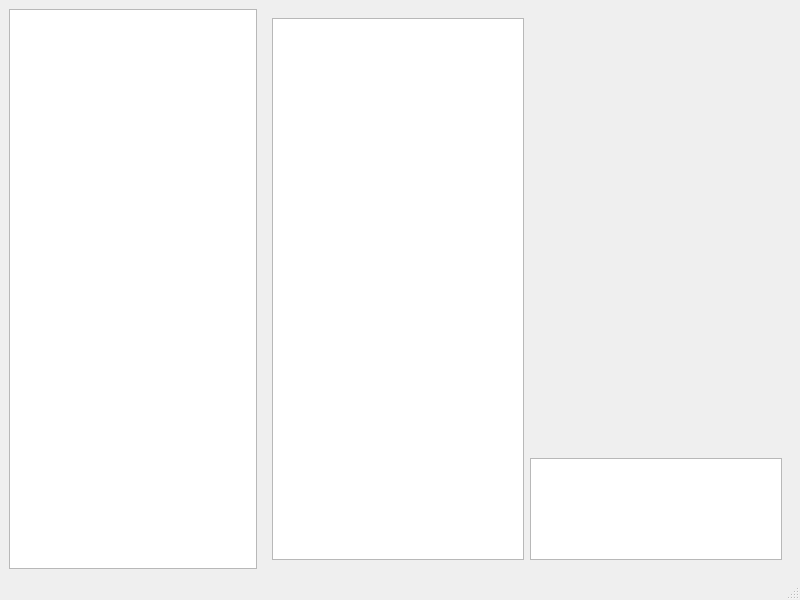
Above: modmanager/modmanager.ui from kaniol-lck/modmanager before the change. Below: the same form after it.
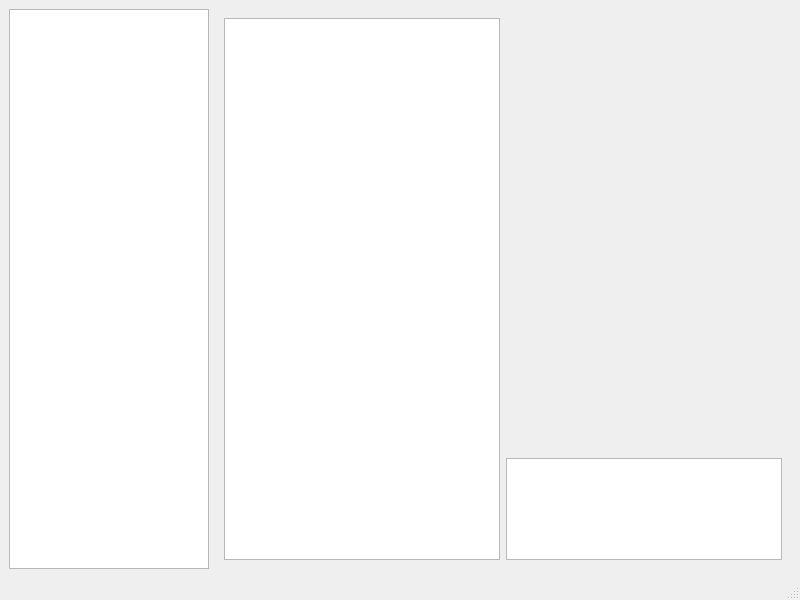
That is the form after the change.

```diff
--- a/modmanager/modmanager.ui
+++ b/modmanager/modmanager.ui
@@ -16,7 +16,14 @@
   <widget class="QWidget" name="centralwidget">
    <layout class="QGridLayout" name="gridLayout">
     <item row="0" column="0" rowspan="2">
-     <widget class="QListWidget" name="pathSelectorWidget"/>
+     <widget class="QListWidget" name="pathSelectorWidget">
+      <property name="maximumSize">
+       <size>
+        <width>200</width>
+        <height>16777215</height>
+       </size>
+      </property>
+     </widget>
     </item>
     <item row="0" column="1" rowspan="2">
      <widget class="QStackedWidget" name="stackedWidget">
@@ -42,7 +49,14 @@
          </spacer>
         </item>
         <item row="1" column="1">
-         <widget class="QTextBrowser" name="modInfoText"/>
+         <widget class="QTextBrowser" name="modInfoText">
+          <property name="maximumSize">
+           <size>
+            <width>400</width>
+            <height>16777215</height>
+           </size>
+          </property>
+         </widget>
         </item>
        </layout>
       </widget>
```
